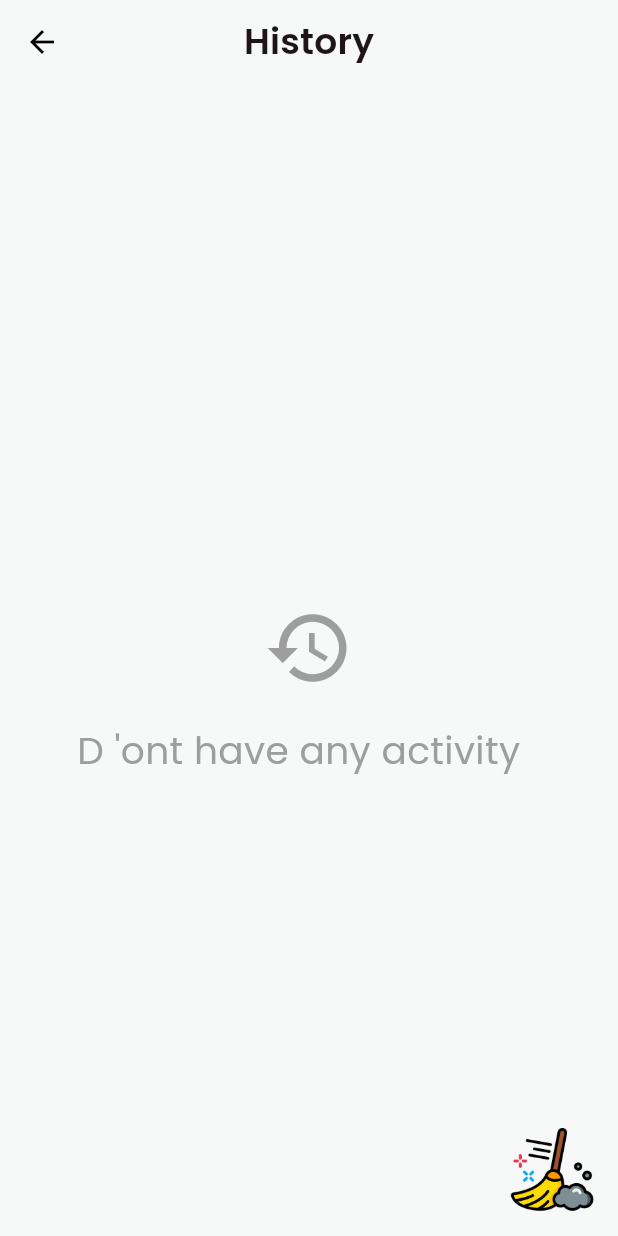
After one commit to bsm00x7/FitPulse, a Flutter app: the screen it shows once a user with an empty profile is signed in, item 4 of the bottom bar chosen, after a tap on "Activity History", on a phone screen of 412 x 824 dp. The commit adds this screen. Run offline on Flutter 3.47's test engine with Material 3 defaults, Android fonts, the phone set to English and light mode, and no system bars; our stand-ins replace cached_network_image, carousel_slider, cloud_firestore, dashed_circular_progress_bar, firebase_auth, firebase_core and 9 more; missing offline and left inert: simple_animation_progress_bar; accounts and stored records are empty.

Commit message:
add  history in profile

```diff
--- a/lib/core/constant/storage_Key.dart
+++ b/lib/core/constant/storage_Key.dart
@@ -11,4 +11,5 @@ class StorageKey {
   static const calories = 'calories';
   static const image = 'userImage';
 
+
 }
--- /dev/null
+++ b/lib/core/features/profile/activity_history_screen.dart
@@ -0,0 +1,106 @@
+import 'package:flutter/material.dart';
+import 'package:font_awesome_flutter/font_awesome_flutter.dart';
+import 'package:provider/provider.dart';
+
+import 'controller/activity_history_controller.dart';
+
+class ActivityHistoryScreen extends StatelessWidget {
+  const ActivityHistoryScreen({super.key});
+
+  @override
+  Widget build(BuildContext context) {
+    final theme = Theme.of(context);
+    return ChangeNotifierProvider(
+      create: (BuildContext context) => ActivityHistoryController(),
+      builder: (context, child) {
+        final contextProvider = Provider.of<ActivityHistoryController>(context);
+        return Scaffold(
+          floatingActionButton: FloatingActionButton(
+            splashColor: Colors.deepPurpleAccent.withValues(alpha: 0.5),
+            elevation: 0,
+            backgroundColor: Colors.transparent,
+            child: Image.asset('assets/activity/broom.png', height: 80),
+            onPressed: () {
+              contextProvider.clear();
+            },
+
+          ),
+          appBar: AppBar(
+            title: Text('History', style: theme.textTheme.titleMedium),
+          ),
+          body: SafeArea(
+            child: Padding(
+              padding: EdgeInsets.symmetric(horizontal: 20),
+              child: Column(
+                children: [
+                  SizedBox(height: 40),
+                  Expanded(
+                    child: Consumer<ActivityHistoryController>(
+                      builder: (context, provider, child) {
+                        return provider.nameActivity.isEmpty? Center(
+                          child: Column(
+                          mainAxisAlignment: MainAxisAlignment.center,
+                            children: [
+                              Icon(Icons.history,size: 60,color: Colors.grey,),
+                              SizedBox(height: 20,),
+                              Text('D \'ont have any activity  ',maxLines: 1, overflow:TextOverflow.ellipsis,style: TextStyle(
+                                fontSize: 25,
+                                color: Colors.grey
+                              ),),
+                            ],
+                          ),
+                        ): ListView.separated(
+                          itemCount: provider.nameActivity.length,
+                          itemBuilder: (context, index) {
+                            return Container(
+                              height: 60,
+                              width: double.infinity,
+                              decoration: BoxDecoration(
+                                borderRadius: BorderRadius.circular(8),
+                                color: Color(0xFF8B5CF6).withValues(alpha: 0.3),
+                              ),
+                              child: Padding(
+                                padding: EdgeInsets.symmetric(
+                                  vertical: 5,
+                                  horizontal: 15,
+                                ),
+                                child: Row(
+                                  children: [
+                                    Icon(FontAwesomeIcons.dumbbell),
+                                    SizedBox(width: 40),
+                                    SizedBox(
+                                      width:
+                                          MediaQuery.of(context).size.width *
+                                          0.67,
+                                      child: Text(
+                                        provider.nameActivity[index],
+                                        style: theme.textTheme.titleMedium!
+                                            .copyWith(
+                                              fontSize: 22,
+                                              fontWeight: FontWeight.w500,
+                                            ),
+                                        overflow: TextOverflow.ellipsis,
+                                        maxLines: 1,
+                                      ),
+                                    ),
+                                  ],
+                                ),
+                              ),
+                            );
+                          },
+                          separatorBuilder: (BuildContext context, int index) {
+                            return SizedBox(height: 20);
+                          },
+                        );
+                      },
+                    ),
+                  ),
+                ],
+              ),
+            ),
+          ),
+        );
+      },
+    );
+  }
+}
--- /dev/null
+++ b/lib/core/features/profile/controller/activity_history_controller.dart
@@ -0,0 +1,31 @@
+import 'package:fitness/core/constant/storage_key.dart';
+import 'package:fitness/service/preference_manager.dart';
+import 'package:flutter/foundation.dart';
+
+class ActivityHistoryController extends ChangeNotifier {
+  final List<String> nameActivity = [];
+
+  ActivityHistoryController() {
+    loadLastNameActivity();
+  }
+
+  void clear (){
+    if (nameActivity.isNotEmpty){
+      nameActivity.clear();
+      PreferenceManager().remove(StorageKey.lastActivity);
+      notifyListeners();
+    }
+
+  }
+  void loadLastNameActivity() {
+      final lastActivity = PreferenceManager().getString(StorageKey.lastActivity);
+      if (lastActivity != null && lastActivity.isNotEmpty) {
+        nameActivity.clear();
+        nameActivity.addAll(lastActivity.split('||'));
+        notifyListeners();
+      }
+
+  }
+  List<String> get activities => List.unmodifiable(nameActivity);
+
+}
--- a/lib/core/features/profile/profile.dart
+++ b/lib/core/features/profile/profile.dart
@@ -1,4 +1,5 @@
 import 'dart:io';
+import 'package:fitness/core/features/profile/activity_history_screen.dart';
 import 'package:fitness/core/features/profile/widgets/show_model_bottom_sheet.dart';
 import 'package:flutter/material.dart';
 import 'package:flutter_svg/flutter_svg.dart';
@@ -389,22 +390,21 @@ class _ProfileState extends State<Profile> {
                       child: Column(
                         children: [
                           _buildEnhancedListTile(
-                            'assets/profile/Icon-Profile.svg',
-                            'Personal Data',
-                            primaryColor,
-                            isFirst: true,
-                          ),
-                          _buildDivider(),
-                          _buildEnhancedListTile(
                             'assets/profile/Icon-Achievement.svg',
                             'Achievement',
                             warningColor,
                           ),
                           _buildDivider(),
-                          _buildEnhancedListTile(
-                            'assets/profile/Icon-Activity.svg',
-                            'Activity History',
-                            accentColor,
+                          InkWell(
+                            onTap: (){
+                             Navigator.push(context, MaterialPageRoute(builder: (context) => ActivityHistoryScreen(),));
+                            },
+                            splashColor: Colors.grey.withValues(alpha: 0.8),
+                            child: _buildEnhancedListTile(
+                              'assets/profile/Icon-Activity.svg',
+                              'Activity History',
+                              accentColor,
+                            ),
                           ),
                           _buildDivider(),
                           _buildEnhancedListTile(
```
Also changed, not shown: lib/core/features/workout/subScreen/controller_shared_screen/controller_sub_screen.dart (+22 -0 lines), assets/activity/broom.png (added).
